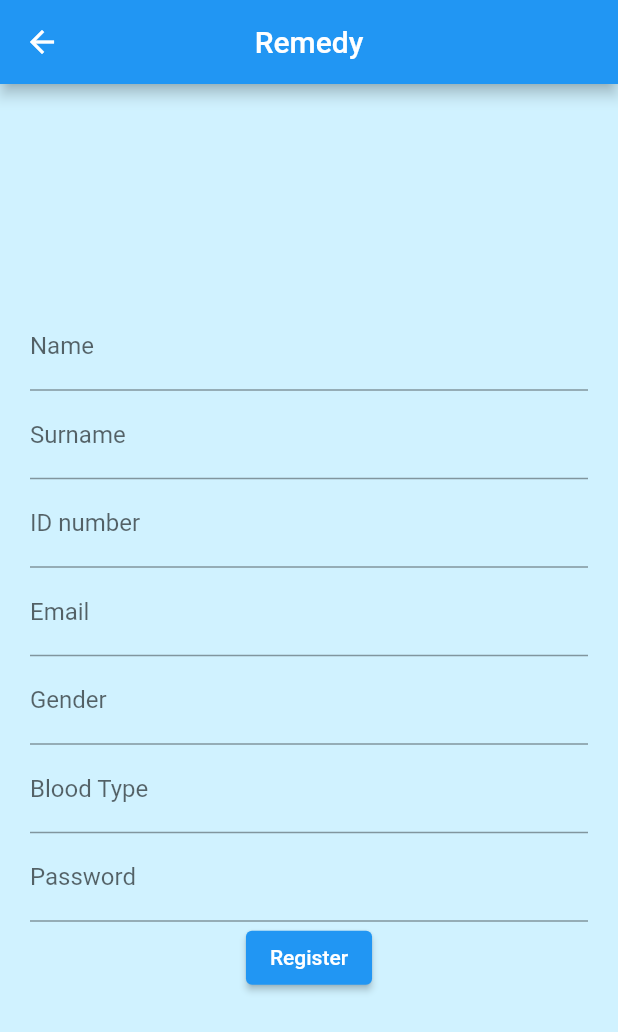
After one commit to batuhancelasun/remedy, a Flutter app: the screen it shows after launch, after a tap on "Login", after a tap on "Register", on a phone screen of 412 x 824 dp. The commit adds this screen. Shown: the top 1032 px of the screen. Run offline on Flutter 3.47's test engine with Material 2 defaults, Android fonts, the phone set to English and light mode, and no system bars; our stand-ins replace cloud_firestore, firebase_auth, firebase_core, get, google_maps_flutter; accounts and stored records are empty; network calls fail.

Commit message:
Added new register page.

```diff
--- a/lib/auth.dart
+++ b/lib/auth.dart
@@ -1,28 +1,35 @@
+import 'package:cloud_firestore/cloud_firestore.dart';
 import 'package:firebase_auth/firebase_auth.dart';
+import 'package:flutter/material.dart';
 
 // batucanaaaa
 //asfasfasf
 class Auth {
   final FirebaseAuth _firebaseAuth = FirebaseAuth.instance;
+  final FirebaseFirestore _firestore = FirebaseFirestore.instance;
 
   User? get currentUser => _firebaseAuth.currentUser;
 
   Stream<User?> get authStateChanges => _firebaseAuth.authStateChanges();
 
-  Future<void> signInWithEmailAndPassword({
-    required String email,
-    required String password,
-  }) async {
+  Future<void> signIn(String email, String password) async {
     await _firebaseAuth.signInWithEmailAndPassword(
         email: email, password: password);
   }
 
-  Future<void> createUserWithEmailAndPassword({
-    required String email,
-    required String password,
-  }) async {
-    await _firebaseAuth.createUserWithEmailAndPassword(
+  Future<void> createUser(String name, String surname, String tc,
+      String kanGrubu, String gender, String email, String password) async {
+    var user = await _firebaseAuth.createUserWithEmailAndPassword(
         email: email, password: password);
+
+    await _firestore.collection("Person").doc(user.user?.uid).set({
+      'name': name,
+      'surName': surname,
+      'email': email,
+      'idNumber': tc,
+      'kanGrubu': kanGrubu,
+      'gender': gender,
+    });
   }
 
   Future<void> signOut() async {
--- a/lib/pages/login_register_page.dart
+++ b/lib/pages/login_register_page.dart
@@ -1,6 +1,9 @@
 import 'package:flutter/material.dart';
 import 'package:firebase_auth/firebase_auth.dart';
+import 'package:get/get.dart';
 import 'package:remedy/auth.dart';
+import 'package:remedy/pages/home_page.dart';
+import 'package:remedy/pages/register_page.dart';
 
 class LoginPage extends StatefulWidget {
   const LoginPage({Key? key}) : super(key: key);
@@ -9,32 +12,17 @@ class LoginPage extends StatefulWidget {
   State<LoginPage> createState() => _LoginPageState();
 }
 
+String? errorMessage = '';
+Auth _authService = Auth();
+
 class _LoginPageState extends State<LoginPage> {
-  String? errorMessage = '';
-  bool isLogin = true;
-
   final TextEditingController _controllerEmail = TextEditingController();
   final TextEditingController _controllerPassword = TextEditingController();
 
-  Future<void> signInWithEmailAndPassword() async {
+  Future<void> signIn() async {
     try {
-      await Auth().signInWithEmailAndPassword(
-        email: _controllerEmail.text,
-        password: _controllerPassword.text,
-      );
-    } on FirebaseAuthException catch (e) {
-      setState(() {
-        errorMessage = e.message;
-      });
-    }
-  }
-
-  Future<void> createUserWithEmailAndPassword() async {
-    try {
-      await Auth().createUserWithEmailAndPassword(
-        email: _controllerEmail.text,
-        password: _controllerPassword.text,
-      );
+      await _authService.signIn(
+          _controllerEmail.text, _controllerPassword.text);
     } on FirebaseAuthException catch (e) {
       setState(() {
         errorMessage = e.message;
@@ -73,20 +61,17 @@ class _LoginPageState extends State<LoginPage> {
 
   Widget _submitButton() {
     return ElevatedButton(
-      onPressed:
-          isLogin ? signInWithEmailAndPassword : createUserWithEmailAndPassword,
-      child: Text(isLogin ? 'Login' : 'Register'),
+      onPressed: () {
+        signIn();
+      },
+      child: const Text('Login'),
     );
   }
 
-  Widget _loginOrRegisterButton() {
-    return TextButton(
-      onPressed: () {
-        setState(() {
-          isLogin = !isLogin;
-        });
-      },
-      child: Text(isLogin ? 'Register' : 'Login instead'),
+  Widget _registerButton() {
+    return ElevatedButton(
+      onPressed: () => Get.to(const RegisterPage()),
+      child: const Text('Register'),
     );
   }
 
@@ -110,7 +95,7 @@ class _LoginPageState extends State<LoginPage> {
             passwordText('Password', _controllerPassword),
             _errorMessage(),
             _submitButton(),
-            _loginOrRegisterButton(),
+            _registerButton(),
             SizedBox(
               height: 300.0,
               child: Image.asset("images/remedy.png"),
--- /dev/null
+++ b/lib/pages/register_page.dart
@@ -0,0 +1,164 @@
+import 'package:firebase_auth/firebase_auth.dart';
+import 'package:flutter/material.dart';
+import 'package:flutter/src/widgets/framework.dart';
+import 'package:flutter/src/widgets/placeholder.dart';
+import 'package:get/get.dart';
+import 'package:remedy/auth.dart';
+
+import 'package:remedy/widget_tree.dart';
+
+class RegisterPage extends StatefulWidget {
+  const RegisterPage({super.key});
+
+  @override
+  State<RegisterPage> createState() => _RegisterPageState();
+}
+
+Auth _authService = Auth();
+String? errorMessage = '';
+
+class _RegisterPageState extends State<RegisterPage> {
+  final TextEditingController _controllerEmail = TextEditingController();
+  final TextEditingController _controllerPassword = TextEditingController();
+  final TextEditingController _controllerName = TextEditingController();
+  final TextEditingController _controllerSurName = TextEditingController();
+  final TextEditingController _controllerTc = TextEditingController();
+  final TextEditingController _controllerGender = TextEditingController();
+  final TextEditingController _controllerKanGrubu = TextEditingController();
+
+  Future<void> register() async {
+    try {
+      await _authService.createUser(
+          _controllerName.text,
+          _controllerSurName.text,
+          _controllerTc.text,
+          _controllerKanGrubu.text,
+          _controllerGender.text,
+          _controllerEmail.text,
+          _controllerPassword.text);
+      Get.to(const WidgetTree());
+    } on FirebaseAuthException catch (e) {
+      setState(() {
+        errorMessage = e.message;
+      });
+    }
+  }
+
+  Widget _errorMessage() {
+    return Text(errorMessage == '' ? '' : 'Humm ? $errorMessage');
+  }
+
+  Widget _title() {
+    return const Text('Remedy');
+  }
+
+  Widget _mailText(
+    String title,
+    TextEditingController controller,
+  ) {
+    return TextField(
+      controller: controller,
+      decoration: InputDecoration(labelText: title),
+    );
+  }
+
+  Widget _nameText(
+    String title,
+    TextEditingController controller,
+  ) {
+    return TextField(
+      controller: controller,
+      decoration: InputDecoration(labelText: title),
+    );
+  }
+
+  Widget _surNameText(
+    String title,
+    TextEditingController controller,
+  ) {
+    return TextField(
+      controller: controller,
+      decoration: InputDecoration(labelText: title),
+    );
+  }
+
+  Widget _tcText(
+    String title,
+    TextEditingController controller,
+  ) {
+    return TextField(
+      controller: controller,
+      decoration: InputDecoration(labelText: title),
+    );
+  }
+
+  Widget _kanGrubuText(
+    String title,
+    TextEditingController controller,
+  ) {
+    return TextField(
+      controller: controller,
+      decoration: InputDecoration(labelText: title),
+    );
+  }
+
+  Widget _genderText(
+    String title,
+    TextEditingController controller,
+  ) {
+    return TextField(
+      controller: controller,
+      decoration: InputDecoration(labelText: title),
+    );
+  }
+
+  Widget _passwordText(
+    String title,
+    TextEditingController controller,
+  ) {
+    return TextField(
+      obscureText: true,
+      controller: controller,
+      decoration: InputDecoration(labelText: title),
+    );
+  }
+
+  Widget _submitButton() {
+    return ElevatedButton(
+      onPressed: () {
+        register();
+      },
+      child: const Text('Register'),
+    );
+  }
+
+  @override
+  Widget build(BuildContext context) {
+    return Scaffold(
+      appBar: AppBar(
+        title: _title(),
+        centerTitle: true,
+      ),
+      body: Container(
+        height: double.infinity,
+        width: double.infinity,
+        padding: const EdgeInsets.all(20),
+        child: Column(
+          crossAxisAlignment: CrossAxisAlignment.center,
+          mainAxisAlignment: MainAxisAlignment.center,
+          children: <Widget>[
+            _nameText('Name', _controllerName),
+            _surNameText('Surname', _controllerSurName),
+            _tcText("ID number", _controllerTc),
+            _mailText('Email', _controllerEmail),
+            _genderText('Gender', _controllerGender),
+            _kanGrubuText('Blood Type', _controllerKanGrubu),
+            _passwordText('Password', _controllerPassword),
+            _submitButton(),
+            _errorMessage(),
+          ],
+        ),
+      ),
+    );
+  }
+}
```
